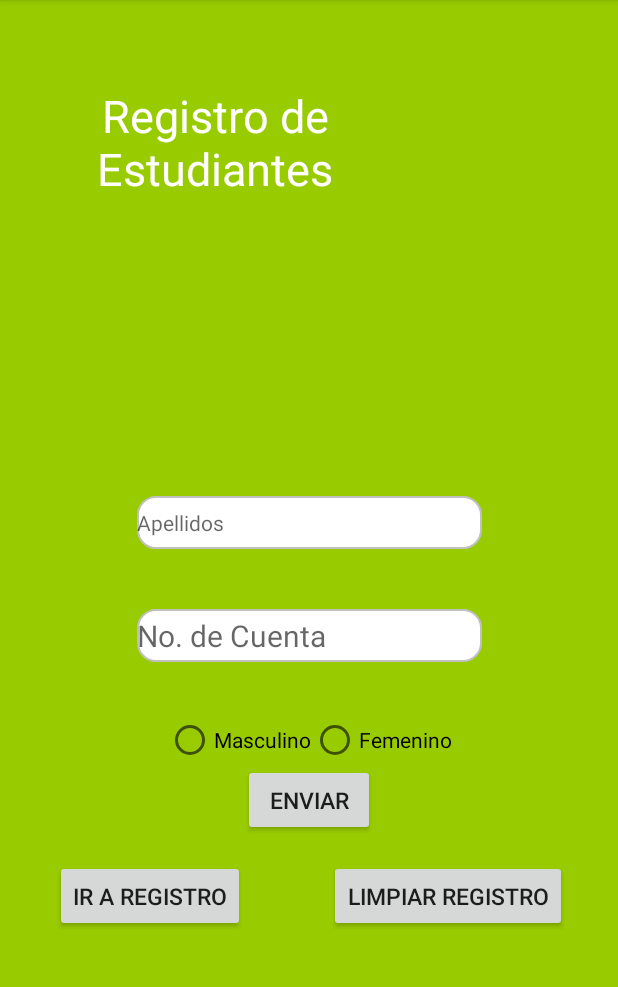
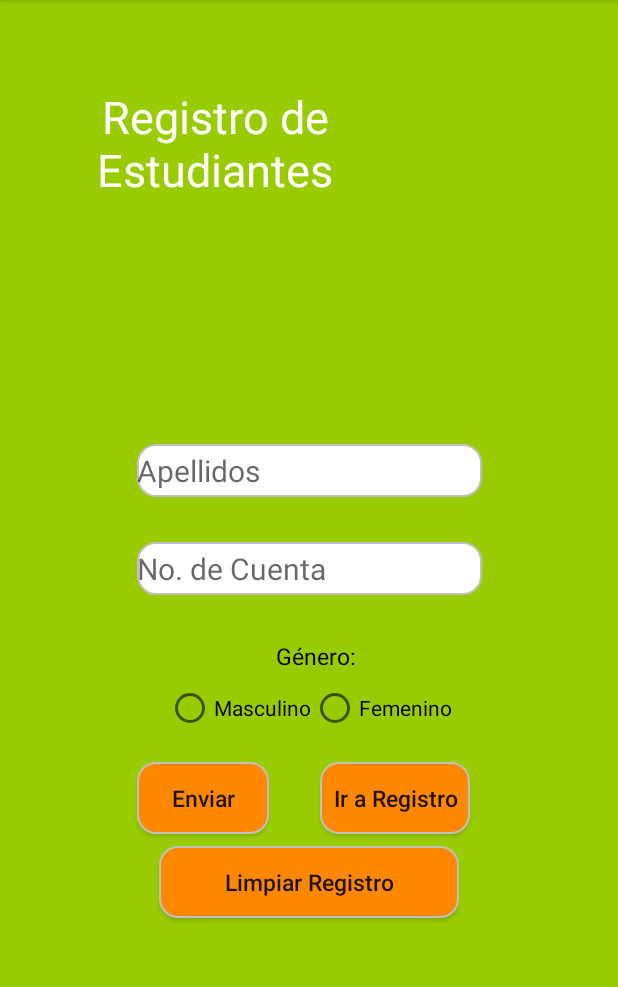
Before and after one commit to AlanPVG/Ej3_LV_STUDENTS_APVG, an Android app: the screen it shows after launch (MainActivity), on a phone screen of 412 x 824 dp, the part 84-1071 px from its top. Run offline under Robolectric (Android 15) with nearby library versions, the phone set to English and light mode, and no system bars.

Commit message:
Se modifica estilo de botones

```diff
--- a/app/src/main/java/com/example/ej3_lv_students/MainActivity.java
+++ b/app/src/main/java/com/example/ej3_lv_students/MainActivity.java
@@ -28,7 +28,7 @@ public class MainActivity extends AppCompatActivity {
         setContentView(R.layout.activity_main);
         final RadioGroup rbg=(RadioGroup) findViewById(R.id.radioGroup1);//Grupo de botones radiales definidos para el género
         nombre = findViewById(R.id.Nombre);
-        apellidos = findViewById(R.id.apPaterno);
+        apellidos = findViewById(R.id.apellidos);
         noCuenta = findViewById(R.id.No_Cuenta);
         bttnSubmit = findViewById(R.id.bttnSubmit);
         bttnCheck = findViewById(R.id.bttnCheck);
--- /dev/null
+++ b/app/src/main/res/drawable/button_shape.xml
@@ -0,0 +1,12 @@
+<?xml version="1.0" encoding="utf-8"?>
+<shape xmlns:android="http://schemas.android.com/apk/res/android">
+    <solid android:color="@android:color/holo_orange_dark" />
+    <stroke
+        android:width="1dip"
+        android:color="#C0C0C0" />
+    <corners
+        android:bottomLeftRadius="12dp"
+        android:bottomRightRadius="12dp"
+        android:topLeftRadius="12dp"
+        android:topRightRadius="12dp"></corners>
+</shape>
--- a/app/src/main/res/layout/activity_main.xml
+++ b/app/src/main/res/layout/activity_main.xml
@@ -12,7 +12,7 @@
         android:layout_width="176dp"
         android:layout_height="107dp"
         android:layout_marginTop="10dp"
-        android:layout_marginBottom="32dp"
+        android:layout_marginBottom="25dp"
         android:gravity="center"
         android:text="@string/title_label"
         android:textAllCaps="false"
@@ -25,16 +25,17 @@
         app:layout_constraintTop_toTopOf="parent"
         app:layout_constraintVertical_bias="0.051" />
 
+    <!-- Caja de texto - Nombre -->
     <EditText
         android:id="@+id/Nombre"
         android:layout_width="230dp"
         android:layout_height="wrap_content"
-        android:layout_marginTop="200dp"
+        android:layout_marginTop="150dp"
         android:layout_marginBottom="500dp"
         android:hint="@string/hint_name"
         android:ems="10"
         android:inputType="text"
-        android:maxLength="15"
+        android:maxLength="25"
         android:textSize="25sp"
         android:background="@drawable/edit_text_border"
         app:layout_constraintBottom_toBottomOf="parent"
@@ -42,18 +43,18 @@
         app:layout_constraintStart_toStartOf="parent"
         app:layout_constraintTop_toBottomOf="@+id/studentRegister" />
 
-    <!-- Caja de texto - Fecha de nacimiento -->
+    <!-- Caja de texto - Apellidos -->
     <EditText
-        android:id="@+id/apPaterno"
+        android:id="@+id/apellidos"
         android:layout_width="230dp"
         android:layout_height="35dp"
-        android:layout_marginTop="40dp"
+        android:layout_marginTop="30dp"
         android:layout_marginBottom="500dp"
         android:hint="@string/hint_apellidos"
         android:ems="10"
         android:inputType="text"
-        android:maxLength="10"
-        android:textSize="14sp"
+        android:maxLength="50"
+        android:textSize="20sp"
         android:background="@drawable/edit_text_border"
         app:layout_constraintTop_toBottomOf="@+id/Nombre"
         app:layout_constraintEnd_toEndOf="parent"
@@ -65,28 +66,48 @@
         android:id="@+id/No_Cuenta"
         android:layout_width="230dp"
         android:layout_height="35dp"
-        android:layout_marginTop="40dp"
-        android:layout_marginBottom="500dp"
+        android:layout_marginTop="30dp"
+        android:layout_marginBottom="400dp"
         android:hint="@string/hint_no_cuenta"
         android:ems="10"
         android:inputType="number"
         android:maxLength="10"
         android:textSize="20sp"
         android:background="@drawable/edit_text_border"
-        app:layout_constraintTop_toBottomOf="@+id/apPaterno"
+        app:layout_constraintTop_toBottomOf="@+id/apellidos"
         app:layout_constraintEnd_toEndOf="parent"
         app:layout_constraintStart_toStartOf="parent"/>
 
 
+    <!-- Grupo de botones radiales de selección - género -->
+
+    <TextView
+        android:id="@+id/genderLabel"
+        android:layout_width="wrap_content"
+        android:layout_height="wrap_content"
+        android:layout_marginEnd="36dp"
+        android:layout_marginRight="36dp"
+        android:layout_marginTop="30dp"
+        android:layout_marginBottom="8dp"
+        android:gravity="center"
+        android:text="@string/hint_genero"
+        android:textAllCaps="false"
+        android:textColor="@android:color/black"
+        android:textSize="15sp"
+        app:layout_constraintTop_toBottomOf="@id/No_Cuenta"
+        app:layout_constraintBottom_toTopOf="@id/radioGroup1"
+        app:layout_constraintEnd_toEndOf="@id/radioGroup1"
+        app:layout_constraintHorizontal_bias="0.715"
+        app:layout_constraintStart_toStartOf="@id/radioGroup1" />
 
     <RadioGroup
         android:id="@+id/radioGroup1"
         android:layout_width="wrap_content"
         android:layout_height="wrap_content"
         android:layout_centerHorizontal="true"
-        android:layout_marginTop="36dp"
+        android:layout_marginTop="8dp"
         android:orientation="horizontal"
-        app:layout_constraintTop_toBottomOf="@+id/No_Cuenta"
+        app:layout_constraintTop_toBottomOf="@+id/genderLabel"
         app:layout_constraintEnd_toEndOf="parent"
         app:layout_constraintStart_toStartOf="parent"
         >
@@ -114,33 +135,40 @@
         android:id="@+id/bttnSubmit"
         android:layout_width="wrap_content"
         android:layout_height="wrap_content"
+        android:layout_marginTop="20dp"
+        android:background="@drawable/button_shape"
         android:text="@string/button_submit"
+        android:textAllCaps="false"
         android:textSize="15sp"
         app:layout_constraintEnd_toEndOf="parent"
+        app:layout_constraintHorizontal_bias="0.281"
         app:layout_constraintStart_toStartOf="parent"
         app:layout_constraintTop_toBottomOf="@+id/radioGroup1" />
 
     <Button
         android:id="@+id/bttnCheck"
-        android:layout_width="wrap_content"
+        android:layout_width="100dp"
         android:layout_height="wrap_content"
-        android:layout_marginTop="16dp"
+        android:layout_marginTop="20dp"
         android:text="@string/button_check"
+        android:textAllCaps="false"
         android:textSize="15sp"
+        android:background="@drawable/button_shape"
         app:layout_constraintEnd_toEndOf="parent"
-        app:layout_constraintHorizontal_bias="0.128"
+        app:layout_constraintHorizontal_bias="0.683"
         app:layout_constraintStart_toStartOf="parent"
-        app:layout_constraintTop_toBottomOf="@+id/bttnSubmit" />
+        app:layout_constraintTop_toBottomOf="@+id/radioGroup1" />
 
     <Button
         android:id="@+id/bttnClear"
-        android:layout_width="wrap_content"
+        android:layout_width="200dp"
         android:layout_height="wrap_content"
-        android:layout_marginTop="16dp"
+        android:layout_marginTop="8dp"
         android:text="@string/button_clear"
+        android:textAllCaps="false"
         android:textSize="15sp"
+        android:background="@drawable/button_shape"
         app:layout_constraintEnd_toEndOf="parent"
-        app:layout_constraintHorizontal_bias="0.867"
         app:layout_constraintStart_toStartOf="parent"
         app:layout_constraintTop_toBottomOf="@+id/bttnSubmit" />
 
--- a/app/src/main/res/values/strings.xml
+++ b/app/src/main/res/values/strings.xml
@@ -6,7 +6,7 @@
     <string name="button_clear">Limpiar Registro</string>
     <string name="hint_name">Nombre</string>
     <string name="hint_apellidos">Apellidos</string>
-    <string name="hint_genero">Género</string>
+    <string name="hint_genero">Género:</string>
     <string name="hint_no_cuenta">No. de Cuenta</string>
     <string name="toastIncompleteForm"> Todos los campos deben ser llenados </string>
     <string name="genderMale"> Masculino </string>
```
Also changed, not shown: 1 other file.
